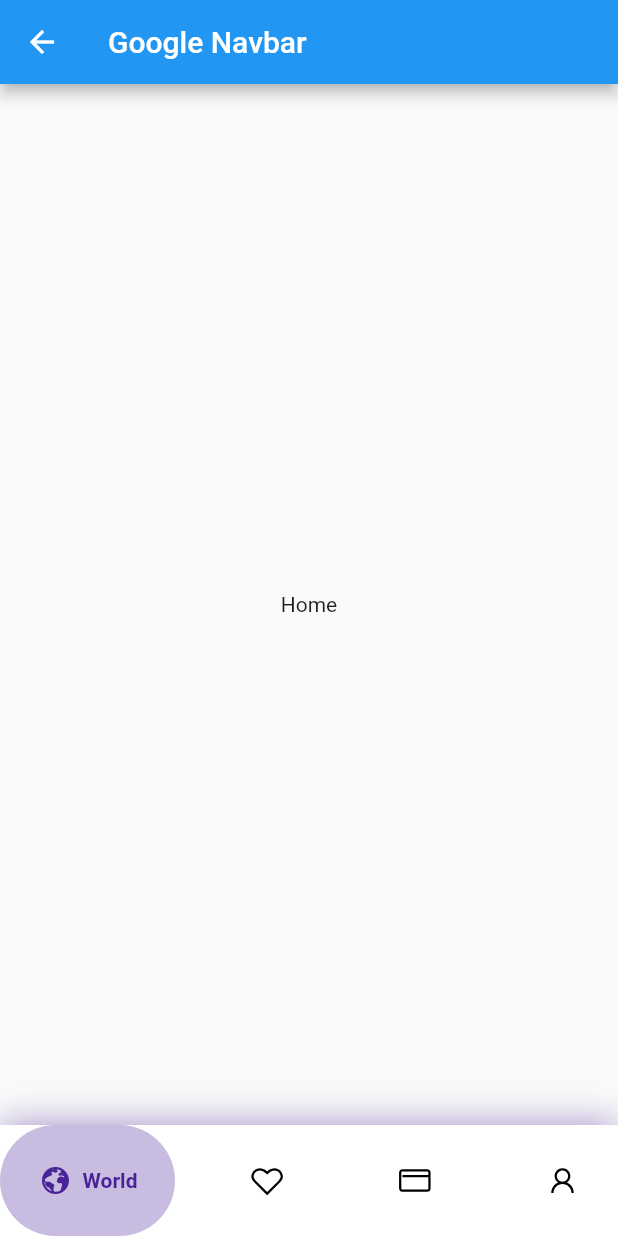
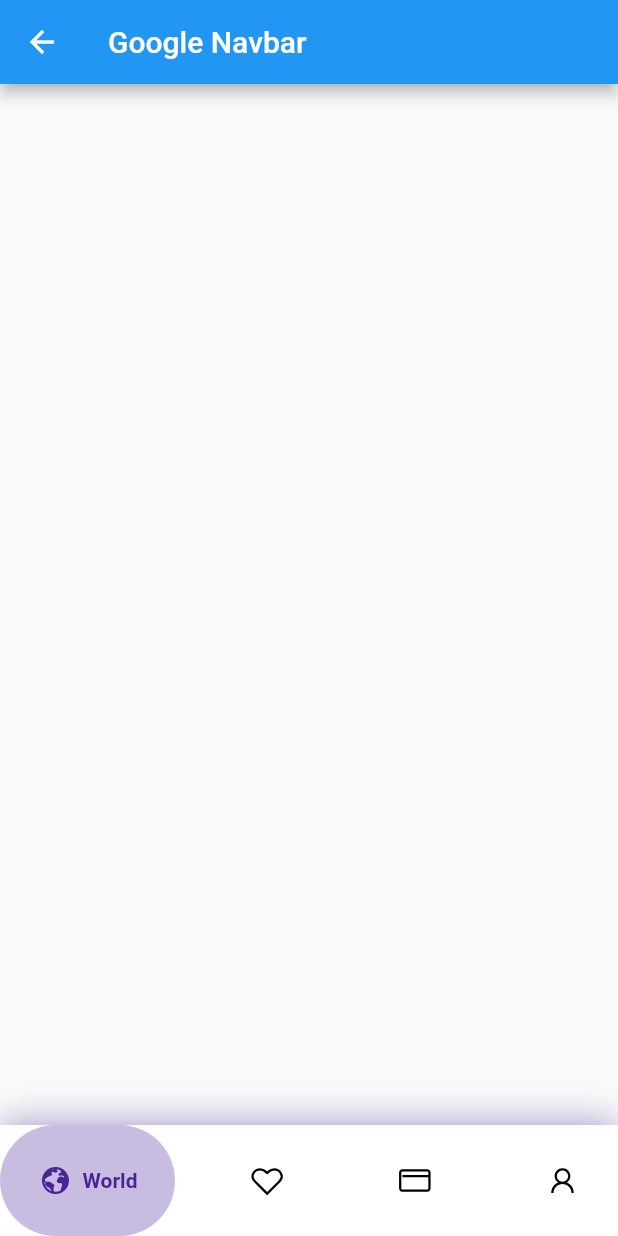
Before and after one commit to RaveNewt/TravelApp_flutter, a Flutter app: the screen it shows after launch, after a tap on an icon or button, on a phone screen of 412 x 824 dp. Run offline on Flutter 3.47's test engine with Material 2 defaults, Android fonts, the phone set to English and light mode, and no system bars; drawn by our look-alikes of google_nav_bar; our stand-ins replace google_fonts, line_icons; missing offline and left inert: dart:ffi.

Commit message:
main changes

```diff
--- a/lib/ui/pages/mainHome.dart
+++ b/lib/ui/pages/mainHome.dart
@@ -14,7 +14,9 @@ class _MainHomeState extends State<MainHome> {
   @override
   Widget build(BuildContext context) {
     return Scaffold(
-      body: Center(child: Text('Home')),
+      body: ListView(
+
+      ),
     );
   }
 }
```
